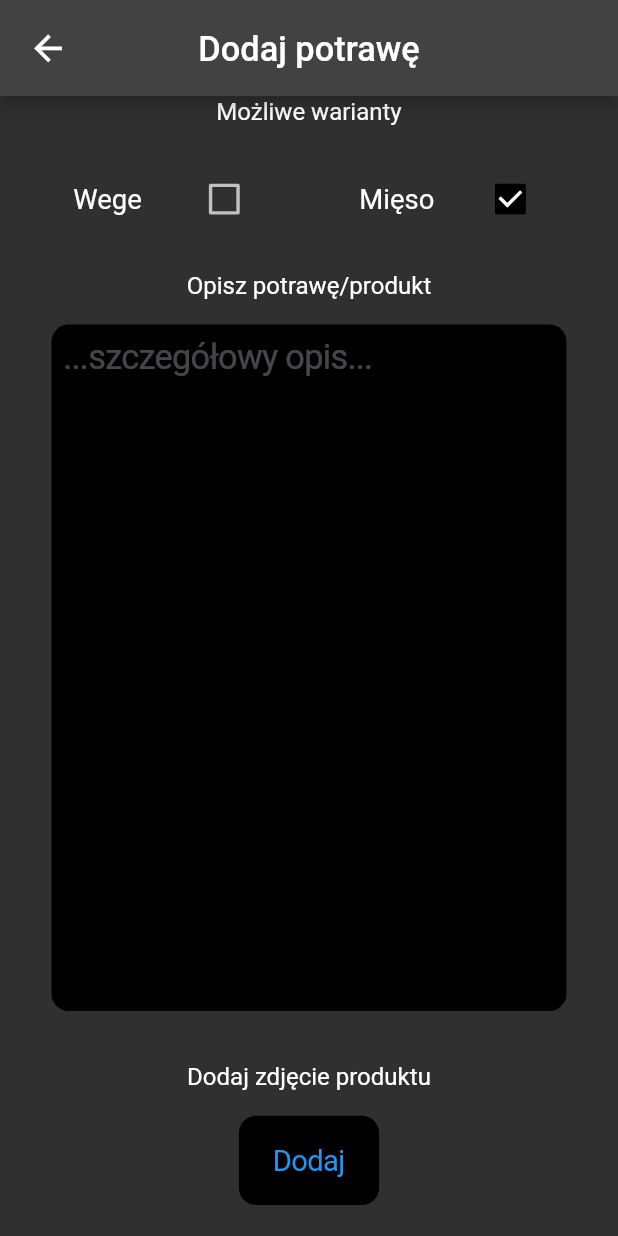
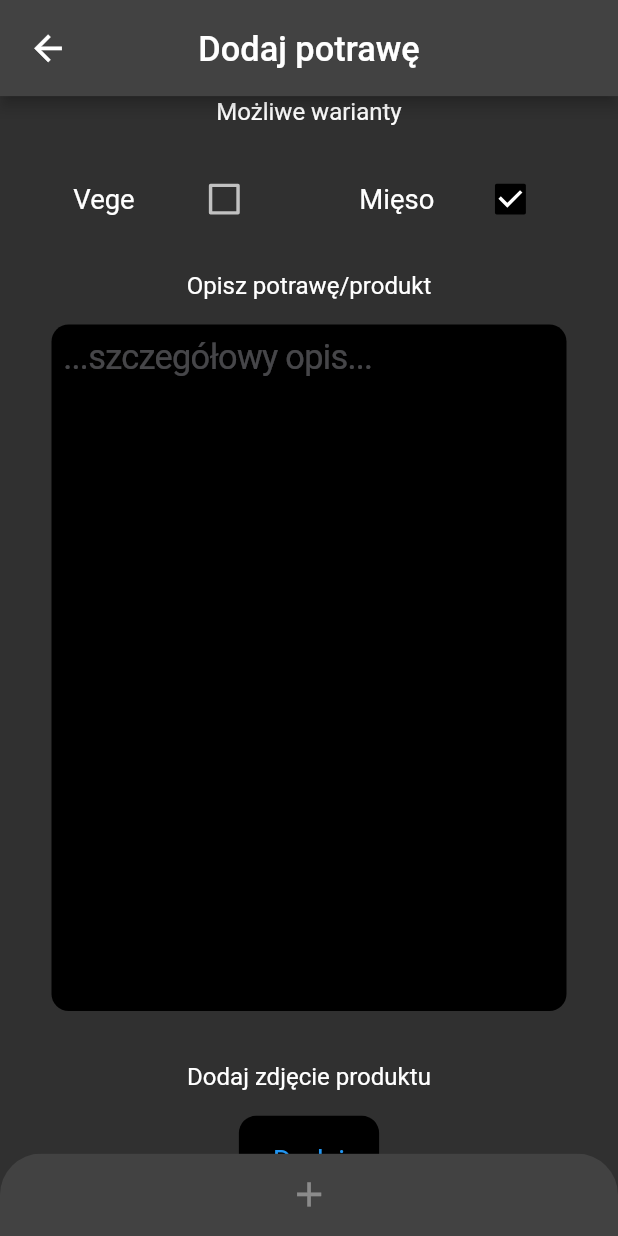
Before and after one commit to bibusDG/meal_orders, a Flutter app: the AddMealPage screen opened directly, scrolled down 576 dp, after a tap on "Mięso", on a phone screen of 412 x 824 dp. Run offline on Flutter 3.47's test engine with Material 2 defaults, Android fonts, the phone set to English and light mode, and no system bars; our stand-ins replace cloud_firestore, firebase_core, flutter_slidable, get, responsive_framework; accounts and stored records are empty; generated files the repository leaves out were written again.

Commit message:
deal_the_meal 07.06.2023 g.18:30

```diff
--- a/lib/controllers/meal_controller.dart
+++ b/lib/controllers/meal_controller.dart
@@ -7,6 +7,7 @@ class MealController extends GetxController{
 
   RxBool veganCheckBox = false.obs;
   RxBool meatCheckBox = false.obs;
+  RxString chosenVariant = 'vegan'.obs;
 
   final _newMeal = MealModel(
       unitMeasure: '',
@@ -16,7 +17,9 @@ class MealController extends GetxController{
       mealPrice: '',
       mealAvailability: false,
       mealContent: [],
-      mealVariants: []).obs;
+      mealVariants: [],
+      categoryName: '',
+      categoryPicture: '').obs;
   MealModel get newMeal => _newMeal.value;
 
   @override
@@ -30,7 +33,9 @@ class MealController extends GetxController{
         mealPrice: '',
         mealAvailability: false,
         mealContent: [],
-        mealVariants: []);
+        mealVariants: [],
+        categoryName: '...kategoria..',
+        categoryPicture: '');
     _newMeal(newMeal);
   }
 
--- a/lib/models/meal_model.dart
+++ b/lib/models/meal_model.dart
@@ -4,7 +4,9 @@
 
 import 'dart:convert';
 
-class MealModel {
+import 'package:meal_orders/models/main_category_model.dart';
+
+class MealModel extends MainCategoryModel{
   String unitMeasure;
   String mealName;
   String mealPicture;
@@ -15,6 +17,8 @@ class MealModel {
   List<dynamic> mealVariants;
 
   MealModel({
+    required super.categoryName,
+    required super.categoryPicture,
     required this.unitMeasure,
     required this.mealName,
     required this.mealPicture,
@@ -25,7 +29,10 @@ class MealModel {
     required this.mealVariants,
   });
 
+  @override
   MealModel copyWith({
+    String? categoryName,
+    String? categoryPicture,
     String? unitMeasure,
     String? mealName,
     String? mealPicture,
@@ -36,6 +43,8 @@ class MealModel {
     List<dynamic>? mealVariants,
   }) =>
       MealModel(
+        categoryName: categoryName ?? this.categoryName,
+        categoryPicture: categoryPicture ?? this.categoryPicture,
         unitMeasure: unitMeasure ?? this.unitMeasure,
         mealName: mealName ?? this.mealName,
         mealPicture: mealPicture ?? this.mealPicture,
@@ -48,9 +57,12 @@ class MealModel {
 
   factory MealModel.fromRawJson(String str) => MealModel.fromJson(json.decode(str));
 
+  @override
   String toRawJson() => json.encode(toJson());
 
   factory MealModel.fromJson(Map<String, dynamic> json) => MealModel(
+    categoryName: json['categoryName'],
+    categoryPicture: json['categoryPicture'],
     unitMeasure: json['unitMeasure'],
     mealName: json["mealName"],
     mealPicture: json["mealPicture"],
@@ -61,7 +73,10 @@ class MealModel {
     mealVariants: List<dynamic>.from(json["mealVariants"].map((x) => x)),
   );
 
+  @override
   Map<String, dynamic> toJson() => {
+    "categoryName": categoryName,
+    "categoryPicture": categoryPicture,
     "unitMeasure":unitMeasure,
     "mealName": mealName,
     "mealPicture": mealPicture,
--- a/lib/pages/add_meal_page.dart
+++ b/lib/pages/add_meal_page.dart
@@ -1,8 +1,12 @@
+import 'package:cloud_firestore/cloud_firestore.dart';
 import 'package:flutter/cupertino.dart';
 import 'package:flutter/material.dart';
 import 'package:get/get.dart';
 import 'package:meal_orders/controllers/meal_controller.dart';
+import 'package:meal_orders/models/main_category_model.dart';
 import 'package:meal_orders/myWidgets/custom_cupertino_text_field.dart';
+import 'package:meal_orders/pages/products_page.dart';
+import 'package:meal_orders/services/firebase_services/product_firebase_services.dart';
 import 'package:responsive_framework/responsive_framework.dart';
 
 class AddMealPage extends StatelessWidget {
@@ -11,6 +15,25 @@ class AddMealPage extends StatelessWidget {
   @override
   Widget build(BuildContext context) {
     MealController mealController = Get.put(MealController());
+    const double _itemExtent = 32.0;
+    List _mainCategoryList = [];
+
+    getCategoryList() async {
+      _mainCategoryList = [];
+      QuerySnapshot<Map<String, dynamic>> snapshot =
+      await FirebaseFirestore.instance
+          .collection('Companies')
+          .doc('martaSudol')
+          .collection('mainCategories')
+          .get();
+      var listElements = snapshot.docs
+          .map((docSnapshot) => MainCategoryModel.fromJson(docSnapshot.data()))
+          .toList();
+      for (var item in listElements) {
+        _mainCategoryList.add(item.categoryName);
+      }
+    }
+
 
     return ResponsiveScaledBox(
       width: 360,
@@ -22,6 +45,27 @@ class AddMealPage extends StatelessWidget {
           appBar: AppBar(
             title: const Text('Dodaj potrawę'),
             centerTitle: true,
+          ),
+          bottomNavigationBar: ClipRRect(
+            borderRadius: const BorderRadius.only(
+              topRight: Radius.circular(24),
+              topLeft: Radius.circular(24),
+            ),
+            child: BottomAppBar(
+              child: Row(
+                mainAxisAlignment: MainAxisAlignment.center,
+                children: [
+                  Obx(() {
+                    return IconButton(onPressed: addProductConditions() == true ? () async {
+                      try{
+                        await ProductFirebaseServices().addProduct(mealController.newMeal);
+                        Get.to(()=>const ProductsPage(), arguments: mealController.newMeal.categoryName);
+                      }catch(error){print(error);}
+                    } : null, icon: const Icon(Icons.add));
+                  }),
+                ],
+              ),
+            ),
           ),
           body: Obx(() {
             return SingleChildScrollView(
@@ -44,7 +88,37 @@ class AddMealPage extends StatelessWidget {
                     CupertinoButton(
                         color: Colors.black,
                         borderRadius: BorderRadius.circular(10.0),
-                        child: const Text('...kategoria...'), onPressed: (){}
+                        child: Text(mealController.newMeal.categoryName), onPressed: () async {
+                      await getCategoryList();
+                      showModalBottomSheet(
+                        shape: const RoundedRectangleBorder(borderRadius: BorderRadius.vertical(top: Radius.circular(20.0))),
+                        context: context, builder: (context) =>
+                          Column(
+                            mainAxisSize: MainAxisSize.min,
+                            children: [
+                              const SizedBox(height: 10.0,),
+                              const Text('Wybierz kategorię produktu'),
+                              const SizedBox(height: 20.0,),
+                              SizedBox(
+                                  height: 170,
+                                  child: CupertinoPicker(
+                                    magnification: 1.3,
+                                    // backgroundColor: Colors.white,
+                                    itemExtent: _itemExtent,
+                                    onSelectedItemChanged: (int value) {
+                                      mealController.newMeal.categoryName = _mainCategoryList[value];
+                                      mealController.refreshNewMealModel();
+                                    },
+                                    children: List<Widget>.generate(_mainCategoryList.length, (int index) {
+                                      return Center(child: Text(_mainCategoryList[index], style: const TextStyle(color: Colors.white),));
+                                    }),)
+                              ),
+                            ],
+                          ),
+                      );
+                      mealController.newMeal.categoryName = _mainCategoryList[0];
+                      mealController.refreshNewMealModel();
+                    }
                     ),
                     const SizedBox(height: 30.0,),
                     const Text('Podaj cenę potrawy/produktu'),
@@ -148,14 +222,15 @@ class AddMealPage extends StatelessWidget {
                           height: 40,
                           child: CheckboxListTile(
                               activeColor: Colors.black,
-                            title: const Text('Wege'),
-                              value: mealController.veganCheckBox.value, onChanged: (newValue){
+                              title: const Text('Vege'),
+                              value: mealController.veganCheckBox.value, onChanged: (newValue) {
                             mealController.veganCheckBox.value = newValue!;
-                              if(mealController.veganCheckBox.value == false && mealController.newMeal.mealVariants.contains('vegan') ){
+                            if (mealController.veganCheckBox.value == false && mealController.newMeal.mealVariants.contains('vegan')) {
                               mealController.newMeal.mealVariants.remove('vegan');
-                              }else{
+                            } else {
                               mealController.newMeal.mealVariants.add('vegan');
                             }
+                            mealController.refreshNewMealModel();
                           }),
                         ),
                         SizedBox(
@@ -164,13 +239,13 @@ class AddMealPage extends StatelessWidget {
                           child: CheckboxListTile(
                               activeColor: Colors.black,
                               title: const Text('Mięso'),
-                              value: mealController.meatCheckBox.value, onChanged: (newValue){
+                              value: mealController.meatCheckBox.value, onChanged: (newValue) {
                             mealController.meatCheckBox.value = newValue!;
-                              if(mealController.meatCheckBox.value == false && mealController.newMeal.mealVariants.contains('meat') ){
-                                mealController.newMeal.mealVariants.remove('meat');
-                              }else{
-                                mealController.newMeal.mealVariants.add('meat');
-                              }
+                            if (mealController.meatCheckBox.value == false && mealController.newMeal.mealVariants.contains('mięso')) {
+                              mealController.newMeal.mealVariants.remove('mięso');
+                            } else {
+                              mealController.newMeal.mealVariants.add('mięso');
+                            }mealController.refreshNewMealModel();
                           }),
                         ),
                       ],
@@ -195,7 +270,10 @@ class AddMealPage extends StatelessWidget {
                     CupertinoButton(
                         borderRadius: BorderRadius.circular(10.0),
                         color: Colors.black,
-                        child: const Text('Dodaj'), onPressed: (){}),
+                        child: const Text('Dodaj'), onPressed: () {
+                      mealController.newMeal.mealPicture = 'picture';
+                      mealController.refreshNewMealModel();
+                    }),
                     const SizedBox(height: 40.0,)
 
                   ],
@@ -207,4 +285,20 @@ class AddMealPage extends StatelessWidget {
       ),
     );
   }
+
+  addProductConditions() {
+    MealController mealController = Get.find();
+    if (
+    mealController.newMeal.mealName != '' &&
+        mealController.newMeal.categoryName != '...kategoria...' &&
+        mealController.newMeal.mealPrice != '' &&
+        mealController.newMeal.mealVariants.isNotEmpty &&
+        mealController.newMeal.mealDescription != '' &&
+        mealController.newMeal.mealPicture != ''
+    ) {
+      return true;
+    } else {
+      return false;
     }
+  }
+}
--- a/pubspec.yaml
+++ b/pubspec.yaml
@@ -40,6 +40,7 @@ dependencies:
   responsive_framework:
   firebase_core:
   cloud_firestore:
+  flutter_slidable:
 
 dev_dependencies:
   flutter_test:
```
Also changed, not shown: lib/pages/detailed_product_page.dart (added, +126 -0 lines), lib/pages/products_page.dart (added, +81 -0 lines), lib/pages/start_page.dart (+10 -6 lines), lib/services/firebase_services/main_category_firebase_services.dart (+10 -3 lines), lib/services/firebase_services/product_firebase_services.dart (added, +23 -0 lines), pubspec.lock. Lines whose indentation alone changed are shown as unchanged.
